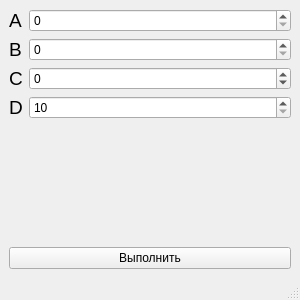
First picture: the form in mainwindow.ui, repository Stefanovich-yn/qt-task, before the edit.
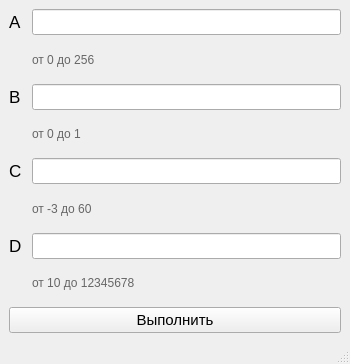
Second picture: the form after the edit.

What changed in the file:
```diff
--- a/mainwindow.ui
+++ b/mainwindow.ui
@@ -6,8 +6,8 @@
    <rect>
     <x>0</x>
     <y>0</y>
-    <width>300</width>
-    <height>300</height>
+    <width>350</width>
+    <height>364</height>
    </rect>
   </property>
   <property name="windowTitle">
@@ -16,31 +16,87 @@
   <widget class="QWidget" name="centralwidget">
    <layout class="QVBoxLayout" name="verticalLayout">
     <item>
-     <layout class="QFormLayout" name="formLayout_2">
+     <layout class="QGridLayout" name="gridLayout">
+      <item row="3" column="1">
+       <widget class="QLabel" name="labelRangeB">
+        <property name="font">
+         <font>
+          <pointsize>9</pointsize>
+         </font>
+        </property>
+        <property name="styleSheet">
+         <string notr="true">color: #666666</string>
+        </property>
+        <property name="text">
+         <string>от 0 до 1</string>
+        </property>
+       </widget>
+      </item>
+      <item row="4" column="1">
+       <widget class="QLineEdit" name="lineEditC">
+        <property name="font">
+         <font>
+          <pointsize>11</pointsize>
+         </font>
+        </property>
+       </widget>
+      </item>
+      <item row="5" column="1">
+       <widget class="QLabel" name="labelRangeC">
+        <property name="font">
+         <font>
+          <pointsize>9</pointsize>
+         </font>
+        </property>
+        <property name="styleSheet">
+         <string notr="true">color: #666666</string>
+        </property>
+        <property name="text">
+         <string>от -3 до 60</string>
+        </property>
+       </widget>
+      </item>
+      <item row="0" column="1">
+       <widget class="QLineEdit" name="lineEditA">
+        <property name="font">
+         <font>
+          <pointsize>11</pointsize>
+         </font>
+        </property>
+       </widget>
+      </item>
       <item row="0" column="0">
        <widget class="QLabel" name="labelA">
         <property name="font">
          <font>
-          <pointsize>14</pointsize>
+          <pointsize>13</pointsize>
          </font>
         </property>
         <property name="text">
-         <string>A</string>
+         <string>A </string>
         </property>
        </widget>
       </item>
-      <item row="0" column="1">
-       <widget class="QSpinBox" name="spinBoxA">
-        <property name="maximum">
-         <number>256</number>
+      <item row="8" column="1">
+       <widget class="QLabel" name="labelRangeD">
+        <property name="font">
+         <font>
+          <pointsize>9</pointsize>
+         </font>
         </property>
+        <property name="styleSheet">
+         <string notr="true">color: #666666</string>
+        </property>
+        <property name="text">
+         <string>от 10 до 12345678</string>
+        </property>
        </widget>
       </item>
-      <item row="1" column="0">
+      <item row="2" column="0">
        <widget class="QLabel" name="labelB">
         <property name="font">
          <font>
-          <pointsize>14</pointsize>
+          <pointsize>13</pointsize>
          </font>
         </property>
         <property name="text">
@@ -48,18 +104,20 @@
         </property>
        </widget>
       </item>
-      <item row="1" column="1">
-       <widget class="QSpinBox" name="spinBoxB">
-        <property name="maximum">
-         <number>1</number>
+      <item row="2" column="1">
+       <widget class="QLineEdit" name="lineEditB">
+        <property name="font">
+         <font>
+          <pointsize>11</pointsize>
+         </font>
         </property>
        </widget>
       </item>
-      <item row="2" column="0">
+      <item row="4" column="0">
        <widget class="QLabel" name="labelC">
         <property name="font">
          <font>
-          <pointsize>14</pointsize>
+          <pointsize>13</pointsize>
          </font>
         </property>
         <property name="text">
@@ -67,35 +125,39 @@
         </property>
        </widget>
       </item>
-      <item row="2" column="1">
-       <widget class="QSpinBox" name="spinBoxC">
-        <property name="minimum">
-         <number>-3</number>
-        </property>
-        <property name="maximum">
-         <number>60</number>
-        </property>
-       </widget>
-      </item>
-      <item row="3" column="0">
+      <item row="6" column="0">
        <widget class="QLabel" name="labelD">
         <property name="font">
          <font>
-          <pointsize>14</pointsize>
+          <pointsize>13</pointsize>
          </font>
         </property>
         <property name="text">
-         <string>D</string>
+         <string>D </string>
         </property>
        </widget>
       </item>
-      <item row="3" column="1">
-       <widget class="QSpinBox" name="spinBoxD">
-        <property name="minimum">
-         <number>10</number>
+      <item row="6" column="1">
+       <widget class="QLineEdit" name="lineEditD">
+        <property name="font">
+         <font>
+          <pointsize>11</pointsize>
+         </font>
         </property>
-        <property name="maximum">
-         <number>12345678</number>
+       </widget>
+      </item>
+      <item row="1" column="1">
+       <widget class="QLabel" name="labelRangeA">
+        <property name="font">
+         <font>
+          <pointsize>9</pointsize>
+         </font>
+        </property>
+        <property name="styleSheet">
+         <string notr="true">color: #666666</string>
+        </property>
+        <property name="text">
+         <string>от 0 до 256</string>
         </property>
        </widget>
       </item>
@@ -103,6 +165,11 @@
     </item>
     <item>
      <widget class="QPushButton" name="pushButtonRun">
+      <property name="font">
+       <font>
+        <pointsize>11</pointsize>
+       </font>
+      </property>
       <property name="text">
        <string>Выполнить</string>
       </property>
```
Left out of the diff: 2 changed lines with no effect on the pictures.
